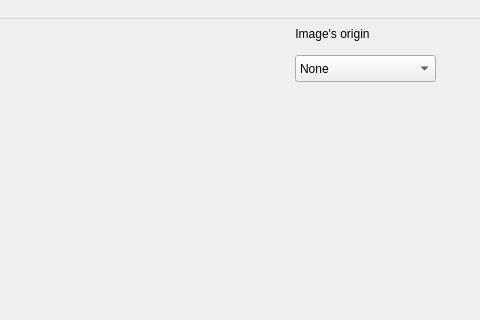
First picture: the form in titiQt/ui/mainMenu.ui, repository emilopez/titi, before the edit; both pictures show x 493 to 973 and y 0 to 320 of the 973 by 653 pixel window.
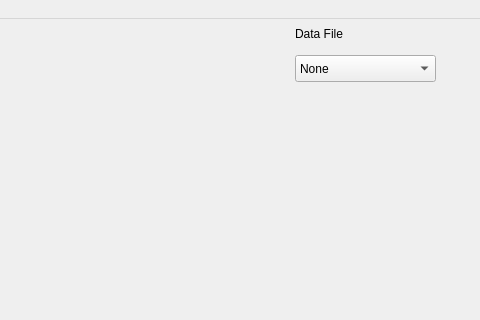
Second picture: the form after the edit.

Diff of the .ui file:
```diff
--- a/titiQt/ui/mainMenu.ui
+++ b/titiQt/ui/mainMenu.ui
@@ -137,7 +137,7 @@
         </sizepolicy>
        </property>
        <property name="text">
-        <string>Image's origin</string>
+        <string>Data File</string>
        </property>
        <property name="alignment">
         <set>Qt::AlignBottom|Qt::AlignHCenter</set>
```
Left out of the diff: 28 changed lines with no effect on the pictures.
